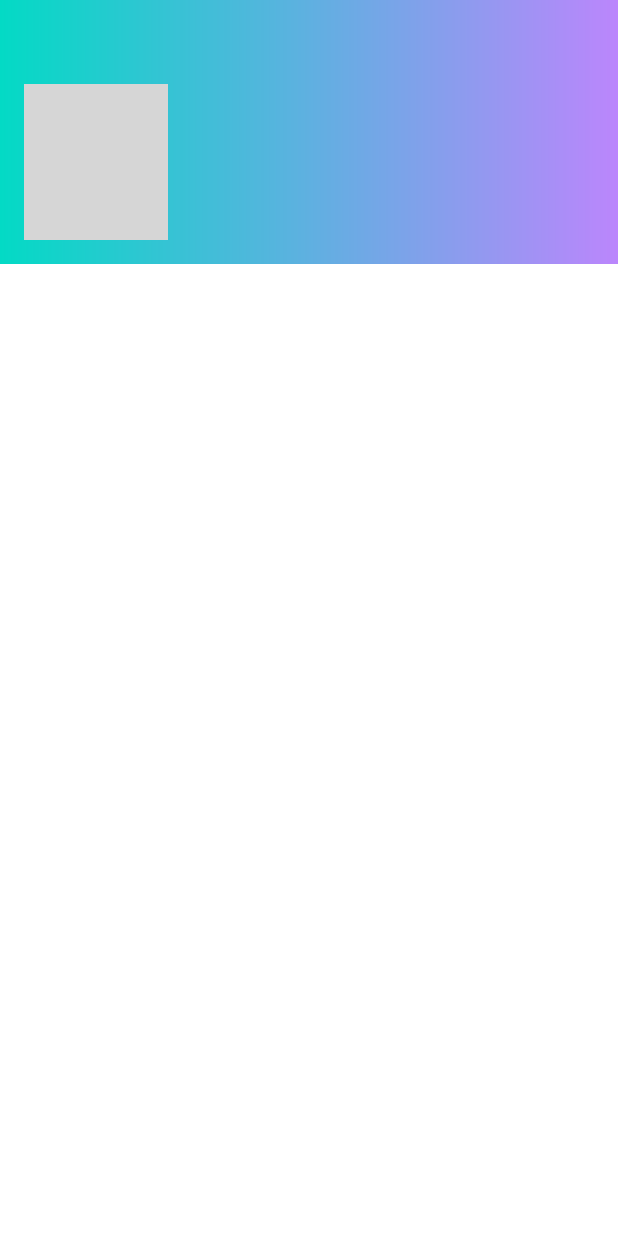
After one commit to ahsa91/SuperCleanerApp, an Android app: the layout nav_header.xml on its own in the app's theme, with its tools: preview values and no code run, on a phone screen of 412 x 824 dp. The commit adds this screen. Run offline under Robolectric (Android 15) with nearby library versions, the phone set to English and light mode, and no system bars; grey boxes are pictures that could not be loaded.

```diff
--- /dev/null
+++ b/SuperCleanerApp-master/SuperCleaner/app/src/main/res/drawable/side_nav_bar.xml
@@ -0,0 +1,8 @@
+<shape xmlns:android="http://schemas.android.com/apk/res/android"
+    android:shape="rectangle">
+    <gradient
+        android:angle="360"
+        android:endColor="@color/purple_200"
+        android:startColor="@color/colorAccent"
+        android:type="linear" />
+</shape>
--- /dev/null
+++ b/SuperCleanerApp-master/SuperCleaner/app/src/main/res/layout/nav_header.xml
@@ -0,0 +1,38 @@
+<?xml version="1.0" encoding="utf-8"?>
+<LinearLayout xmlns:android="http://schemas.android.com/apk/res/android"
+    xmlns:app="http://schemas.android.com/apk/res-auto"
+    android:layout_width="match_parent"
+    android:layout_height="@dimen/nav_header_height"
+    android:background="@drawable/side_nav_bar"
+    android:gravity="bottom"
+    android:orientation="vertical"
+    android:paddingLeft="@dimen/activity_horizontal_margin"
+    android:paddingTop="@dimen/activity_vertical_margin"
+    android:paddingRight="@dimen/activity_horizontal_margin"
+    android:paddingBottom="@dimen/activity_vertical_margin"
+    android:theme="@style/ThemeOverlay.AppCompat.Dark">
+
+    <ImageView
+        android:id="@+id/imageView"
+        android:layout_width="wrap_content"
+        android:layout_height="wrap_content"
+        android:contentDescription="@string/nav_header_desc"
+        android:paddingTop="@dimen/nav_header_vertical_spacing"
+        app:srcCompat="@mipmap/ic_launcher_round" />
+
+<!--    <TextView-->
+<!--        android:layout_width="match_parent"-->
+<!--        android:layout_height="wrap_content"-->
+<!--        android:paddingTop="@dimen/nav_header_vertical_spacing"-->
+<!--        android:text="@string/nav_header_title"-->
+<!--        android:textAppearance="@style/TextAppearance.AppCompat.Body1" />-->
+
+<!--    <TextView-->
+<!--        android:id="@+id/textView"-->
+<!--        android:layout_width="wrap_content"-->
+<!--        android:layout_height="wrap_content"-->
+<!--        android:text="@string/nav_header_subtitle" />-->
+
+
+
+</LinearLayout>
--- /dev/null
+++ b/SuperCleanerApp-master/SuperCleaner/app/src/main/res/values-land/dimens.xml
@@ -0,0 +1,3 @@
+<resources>
+    <dimen name="fab_margin">48dp</dimen>
+</resources>
--- /dev/null
+++ b/SuperCleanerApp-master/SuperCleaner/app/src/main/res/values-w1240dp/dimens.xml
@@ -0,0 +1,3 @@
+<resources>
+    <dimen name="fab_margin">200dp</dimen>
+</resources>
--- /dev/null
+++ b/SuperCleanerApp-master/SuperCleaner/app/src/main/res/values-w600dp/dimens.xml
@@ -0,0 +1,3 @@
+<resources>
+    <dimen name="fab_margin">48dp</dimen>
+</resources>
--- a/SuperCleanerApp-master/SuperCleaner/app/src/main/res/values/dimens.xml
+++ b/SuperCleanerApp-master/SuperCleaner/app/src/main/res/values/dimens.xml
@@ -141,6 +141,10 @@
     <dimen name="my_order_details_items_receipt">16dp</dimen>
     <dimen name="my_order_details_label_value_textSize">18sp</dimen>
 
+    <dimen name="nav_header_vertical_spacing">8dp</dimen>
+    <dimen name="nav_header_height">176dp</dimen>
+    <dimen name="fab_margin">16dp</dimen>
+
 
 
 </resources>
--- a/SuperCleanerApp-master/SuperCleaner/app/src/main/res/values/strings.xml
+++ b/SuperCleanerApp-master/SuperCleaner/app/src/main/res/values/strings.xml
@@ -137,5 +137,6 @@
     <string name="reservation_details_lbl_address">Address</string>
     <string name="checkout_lbl_service_items">Service Items</string>
     <string name="btn_service_details">service details</string>
+    <string name="cart">Cart</string>
 
 </resources>
```
Also changed, not shown: SuperCleanerApp-master/SuperCleaner/app/src/main/java/my/supercleanerapp/ui/activites/DashboardActivity.kt (+69 -5 lines), SuperCleanerApp-master/SuperCleaner/app/src/main/res/layout/activity_dashboard.xml (+16 -26 lines), SuperCleanerApp-master/SuperCleaner/app/src/main/res/layout/content_dashboard.xml (added, +30 -0 lines), SuperCleanerApp-master/SuperCleaner/app/src/main/res/menu/nav_drawer_menu.xml (+15 -0 lines), SuperCleanerApp-master/SuperCleaner/app/src/main/res/values/themes.xml (added, +11 -0 lines).
